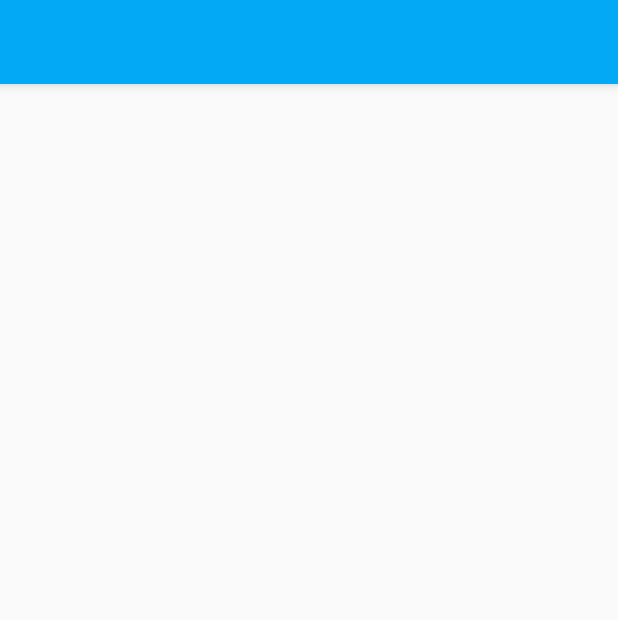
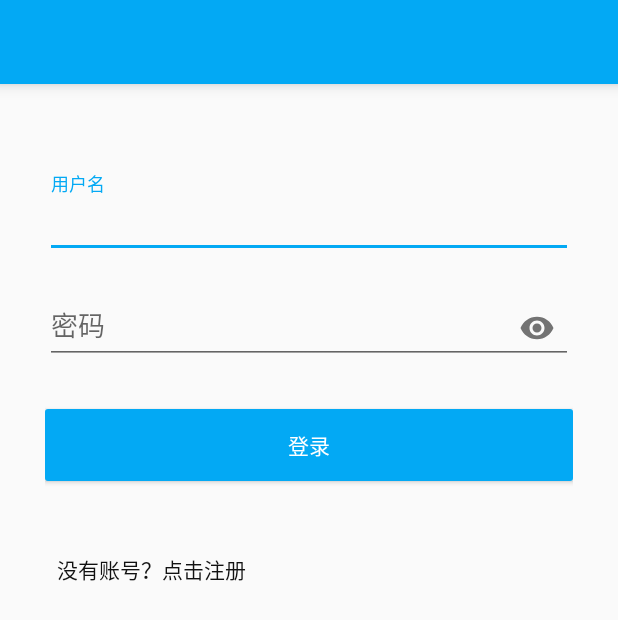
Before and after one commit to yangmingchuan/todoMaster, an Android app: the layout activity_login.xml on its own in the app's theme, with its tools: preview values and no code run, on a phone screen of 412 x 824 dp. Shown: the top 620 px of the screen. Run offline under Robolectric (Android 15) with nearby library versions, the phone set to English and light mode, and no system bars.

```diff
--- a/app/src/main/AndroidManifest.xml
+++ b/app/src/main/AndroidManifest.xml
@@ -10,13 +10,9 @@
         android:supportsRtl="true"
         android:theme="@style/ThemeTitleTheme">
         <activity
-            android:name=".MainActivity"
+            android:name=".ui.MainActivity"
             android:label="@string/app_name">
-            <intent-filter>
-                <action android:name="android.intent.action.MAIN" />
 
-                <category android:name="android.intent.category.LAUNCHER" />
-            </intent-filter>
         </activity>
 
         <!-- 用户登录界面 -->
@@ -24,7 +20,11 @@
             android:name=".ui.login.LoginActivity"
             android:label="@string/app_name">
 
+            <intent-filter>
+                <action android:name="android.intent.action.MAIN" />
 
+                <category android:name="android.intent.category.LAUNCHER" />
+            </intent-filter>
 
         </activity>
     </application>
--- a/app/src/main/java/cn/white/ymc/todomaster/base/BaseActivity.kt
+++ b/app/src/main/java/cn/white/ymc/todomaster/base/BaseActivity.kt
@@ -1,7 +1,6 @@
 package cn.white.ymc.todomaster.base
 
 import android.os.Bundle
-import android.os.PersistableBundle
 import android.support.v7.app.AppCompatActivity
 import cn.white.ymc.todomaster.utils.davik.AppDavikActivityUtil
 
@@ -20,11 +19,9 @@ abstract class BaseActivity : AppCompatActivity() {
      */
     private val appDavikManager = AppDavikActivityUtil.instance
     var activity = this
-    /**
-     *  onCreate
-     */
-    override fun onCreate(savedInstanceState: Bundle?, persistentState: PersistableBundle?) {
-        super.onCreate(savedInstanceState, persistentState)
+
+    override fun onCreate(savedInstanceState: Bundle?) {
+        super.onCreate(savedInstanceState)
         setContentView(getLayoutId())
         appDavikManager.addActivity(this)
         initView()
--- a/app/src/main/java/cn/white/ymc/todomaster/MainActivity.kt
+++ b/app/src/main/java/cn/white/ymc/todomaster/ui/MainActivity.kt
@@ -1,6 +1,7 @@
-package cn.white.ymc.todomaster
+package cn.white.ymc.todomaster.ui
 
 import android.support.design.widget.BottomNavigationView
+import cn.white.ymc.todomaster.R
 import cn.white.ymc.todomaster.base.BaseActivity
 import kotlinx.android.synthetic.main.activity_main.*
 
--- /dev/null
+++ b/app/src/main/res/drawable/button_ble_press.xml
@@ -0,0 +1,18 @@
+<?xml version="1.0" encoding="utf-8"?>
+<selector xmlns:android="http://schemas.android.com/apk/res/android">
+
+    <item android:state_pressed="true" >
+        <shape >
+            <solid android:color="@color/theme_pressed" />
+            <corners android:radius="@dimen/dp_2" />
+        </shape>
+    </item>
+
+    <item android:state_pressed="false" >
+        <shape >
+            <solid android:color="@color/theme" />
+            <corners android:radius="@dimen/dp_2" />
+        </shape>
+    </item>
+
+</selector>
--- a/app/src/main/res/layout/activity_login.xml
+++ b/app/src/main/res/layout/activity_login.xml
@@ -1,32 +1,80 @@
+<?xml version="1.0" encoding="utf-8"?>
 <android.support.constraint.ConstraintLayout xmlns:android="http://schemas.android.com/apk/res/android"
     xmlns:app="http://schemas.android.com/apk/res-auto"
     xmlns:tools="http://schemas.android.com/tools"
     android:layout_width="match_parent"
-    android:layout_height="match_parent"
-    tools:context="cn.white.ymc.todomaster.ui.login.LoginActivity">
+    android:layout_height="match_parent">
 
     <android.support.v7.widget.Toolbar
         android:id="@+id/toolbar"
         android:layout_width="match_parent"
         android:layout_height="?attr/actionBarSize"
         android:background="?attr/colorPrimary"
-        android:elevation="@dimen/dp_5"
+        android:elevation="@dimen/dp_6"
         tools:targetApi="lollipop" />
 
-    <android.support.design.widget.TextInputLayout
-        android:id="@+id/til_user"
+    <LinearLayout
         android:layout_width="match_parent"
         android:layout_height="wrap_content"
-        android:layout_margin="@dimen/dp_4">
+        android:layout_marginTop="?attr/actionBarSize"
+        android:orientation="vertical"
+        android:padding="@dimen/dp_30"
+        app:layout_constraintEnd_toEndOf="parent"
+        app:layout_constraintStart_toStartOf="parent"
+        app:layout_constraintTop_toTopOf="parent">
 
-        <android.support.v7.widget.AppCompatEditText
-            android:id="@+id/et_user"
+        <android.support.design.widget.TextInputLayout
+            android:id="@+id/til_user"
             android:layout_width="match_parent"
             android:layout_height="wrap_content"
-            android:hint="@string/activity_register_et_user" />
+            android:layout_marginTop="@dimen/dp_30"
+            android:layout_marginBottom="@dimen/dp_6">
 
-    </android.support.design.widget.TextInputLayout>
+            <android.support.v7.widget.AppCompatEditText
+                android:id="@+id/et_user"
+                android:layout_width="match_parent"
+                android:layout_height="wrap_content"
+                android:hint="@string/activity_login_et_user" />
+        </android.support.design.widget.TextInputLayout>
 
+        <android.support.design.widget.TextInputLayout
+            android:id="@+id/til_password"
+            android:layout_width="match_parent"
+            android:layout_height="wrap_content"
+            android:layout_marginBottom="@dimen/dp_10"
+            android:layout_marginTop="@dimen/dp_6"
+            app:passwordToggleEnabled="true">
 
+            <android.support.v7.widget.AppCompatEditText
+                android:id="@+id/et_password"
+                android:layout_width="match_parent"
+                android:layout_height="wrap_content"
+                android:hint="@string/activity_login_et_password"
+                android:inputType="textPassword" />
+
+        </android.support.design.widget.TextInputLayout>
+
+        <Button
+            android:id="@+id/btn_login"
+            android:layout_width="match_parent"
+            android:layout_height="wrap_content"
+            android:layout_marginBottom="@dimen/dp_20"
+            android:layout_marginTop="@dimen/dp_20"
+            android:background="@drawable/button_ble_press"
+            android:onClick="login"
+            android:text="@string/activity_login_btn_login"
+            android:textColor="@color/white_255" />
+
+        <TextView
+            android:id="@+id/tv_register"
+            android:layout_width="wrap_content"
+            android:layout_height="wrap_content"
+            android:layout_marginTop="@dimen/dp_20"
+            android:onClick="toRegister"
+            android:padding="8dp"
+            android:text="@string/activity_login_tv_register"
+            android:textColor="@color/black_90" />
+
+    </LinearLayout>
 
 </android.support.constraint.ConstraintLayout>
--- a/app/src/main/res/layout/activity_main.xml
+++ b/app/src/main/res/layout/activity_main.xml
@@ -4,7 +4,7 @@
     android:id="@+id/drawer_layout"
     android:layout_width="match_parent"
     android:layout_height="match_parent"
-    tools:context=".MainActivity"
+    tools:context=".ui.MainActivity"
     tools:openDrawer="start">
 
     <android.support.constraint.ConstraintLayout
```
